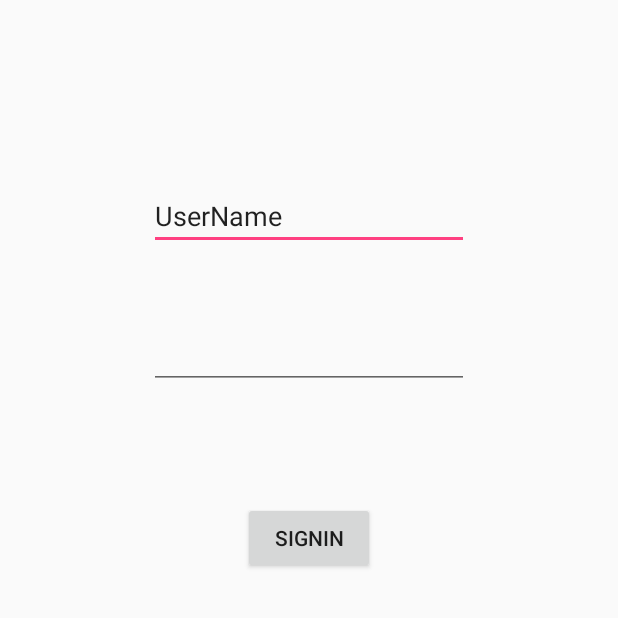
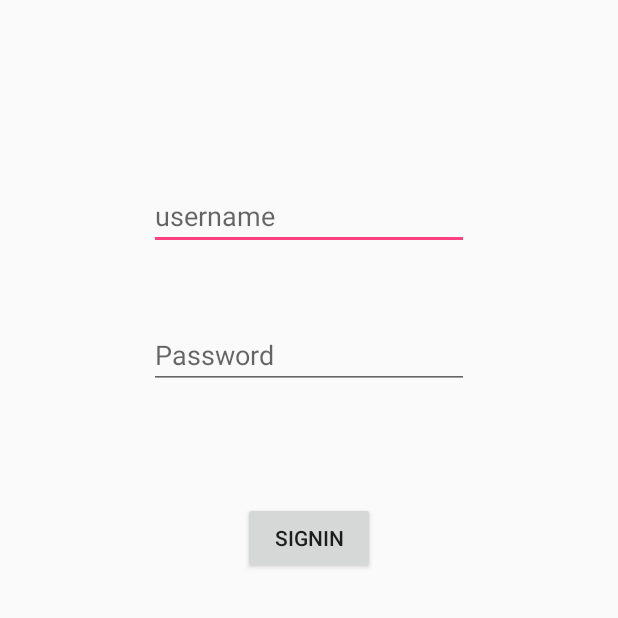
Before and after one commit to abhi2810/QRAttendance, an Android app: the screen it shows after launch (Main2Activity), on a phone screen of 412 x 824 dp, the top half of it. Run offline under Robolectric (Android 15) with nearby library versions, the phone set to English and light mode, and no system bars.

Commit message:
Adding Login Screen

```diff
--- a/app/src/main/res/layout/activity_main2.xml
+++ b/app/src/main/res/layout/activity_main2.xml
@@ -13,8 +13,8 @@
         android:layout_centerHorizontal="true"
         android:layout_marginTop="121dp"
         android:ems="10"
-        android:inputType="textPersonName"
-        android:text="UserName" />
+        android:hint="username"
+        android:inputType="textPersonName" />
 
     <EditText
         android:id="@+id/pass"
@@ -24,6 +24,7 @@
         android:layout_below="@+id/username"
         android:layout_marginTop="47dp"
         android:ems="10"
+        android:hint="Password"
         android:inputType="textPassword" />
 
     <Button
```
